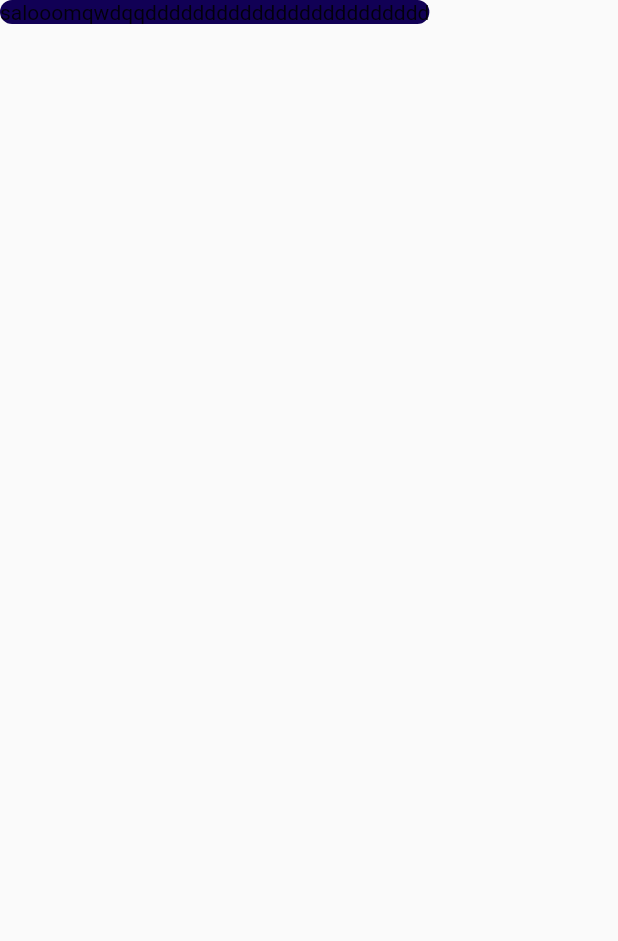
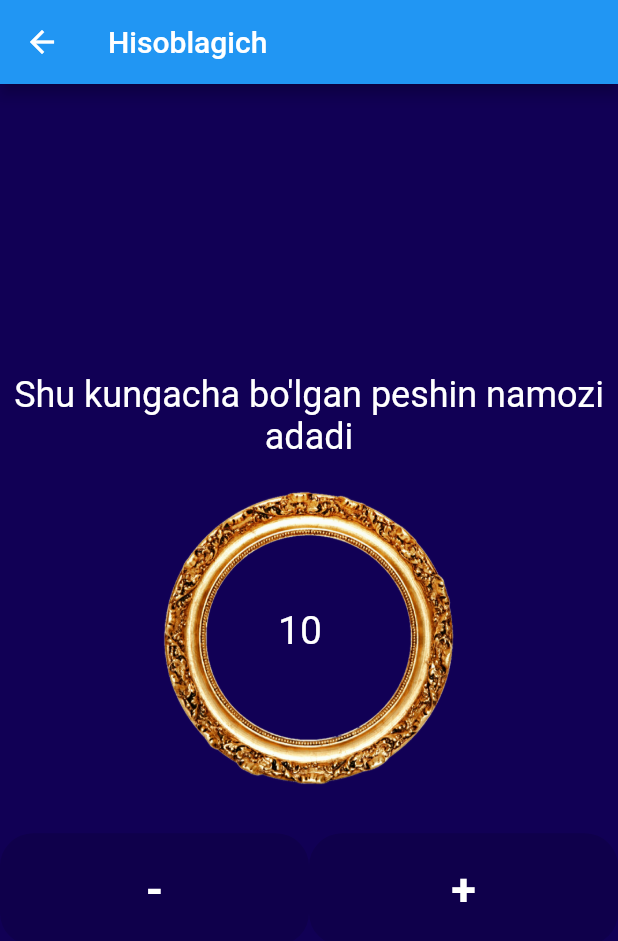
Before and after one commit to Alfraganus/qaza_prayers, a Flutter app: the Counter22 screen opened by its route, on a phone screen of 412 x 824 dp. Shown: the top 941 px of the screen. Run offline on Flutter 3.47's test engine with Material 2 defaults, Android fonts, the phone set to English and light mode, and no system bars; our stand-ins replace email_validator, firebase_auth, firebase_core, flash, flutter_modular, hexcolor; accounts and stored records are empty; Roboto replaces fonts that are missing (Montserrat).

```diff
--- a/lib/app_module.dart
+++ b/lib/app_module.dart
@@ -5,7 +5,6 @@ import 'package:qaza_tracker/screens/home/Test.dart';
 import 'package:qaza_tracker/screens/home/homeMain.dart';
 import 'package:qaza_tracker/screens/home/prayer_list/Counter.dart';
 import 'package:qaza_tracker/screens/home/prayer_list/PrayerListMain.dart';
-import 'package:qaza_tracker/screens/home/prayer_list/counter.dart';
 import 'main.dart';
 
 bool isLogined= false;
@@ -22,7 +21,8 @@ class AppModular extends Module {
   });
   @override
   List<ModularRoute> get routes => [
-    ChildRoute('/', child: (context, args) => Counter22()),
+    ChildRoute('/', child: (context, args) => PrayerListMain()),
+    ChildRoute('/counter', child: (context, args) => Counter22()),
     ChildRoute('/login', child: (context, args) => MyHomePage()),
   ];
 }
--- a/lib/main.dart
+++ b/lib/main.dart
@@ -18,7 +18,7 @@ void main() async {
       storageBucket: 'qaza-prayers-tracker.appspot.com',
     ),
   );
-  print(boolCheckUser());
+  // print(boolCheckUser());
    runApp(
       ModularApp(
           module: AppModular(),
--- a/lib/screens/home/prayer_list/Counter.dart
+++ b/lib/screens/home/prayer_list/Counter.dart
@@ -1,5 +1,6 @@
 import 'package:flutter/material.dart';
 import 'package:hexcolor/hexcolor.dart';
+import 'package:qaza_tracker/Shortcuts.dart';
 
 class Counter22 extends StatelessWidget {
   const Counter22({Key? key}) : super(key: key);
@@ -7,15 +8,88 @@ class Counter22 extends StatelessWidget {
   @override
   Widget build(BuildContext context) {
     return Scaffold(
-      body: Container(
-      child: SizedBox(
-        child: Text('salooomqwdqqdddddddddddddddddddddddd'),
+      appBar: AppBar(
+        title: Text('Hisoblagich'),
       ),
-        decoration: new BoxDecoration(
-          borderRadius: new BorderRadius.circular(16.0),
-          color: HexColor('#110055'),
-        ),
-      ),
+      backgroundColor: HexColor('#110055'),
+      body: Column(
+        mainAxisAlignment: MainAxisAlignment.center,
+        crossAxisAlignment: CrossAxisAlignment.center,
+        children: [
+          Text('Shu kungacha bo\'lgan peshin namozi adadi',
+          textAlign: TextAlign.center, style: TextStyle(
+              fontSize: 24,
+              color: Colors.white,
+              fontFamily: 'Montserrat'
+            ),),
+          setHeight(20),
+          Stack(
+            children: [
+              Align(
+                alignment: Alignment.center,
+                child: Image.asset('assets/images/frame2.png',width: 300,height: 200,)
+              ),
+              Positioned(
+                left: MediaQuery.of(context).size.width*0.45,
+                top: 80,
+                child: Text('10', style: TextStyle(
+                  color: Colors.white,
+                  fontSize: 26
+                ),),
+              )
+            ],
+          ),
+          Padding(
+            padding: EdgeInsets.only(top: 30),
+            child: SizedBox(
+              width: double.infinity,
+              child: Row(
+                children: [
+                  Flexible(
+                    child: ElevatedButton(
+                      child: Text('-', style: TextStyle(
+                        color: Colors.white
+                      ),),
+                      onPressed: null,
+                      style: ElevatedButton.styleFrom(
+                          shape: RoundedRectangleBorder(
+                              borderRadius: BorderRadius.circular(22)),
+                          minimumSize: Size.fromHeight(48),
+                          primary: HexColor('#2BC990'),
+                          padding: EdgeInsets.symmetric(horizontal: 50, vertical: 20),
+                          textStyle:
+                          TextStyle(fontSize: 30, fontWeight: FontWeight.bold)),
+                    ),
+                  ),
+                  Flexible(
+                    child: ElevatedButton(
+                      child: Text('+', style: TextStyle(
+                          color: Colors.white
+                      ),),
+                      onPressed: null,
+                      style: ElevatedButton.styleFrom(
+                          shape: RoundedRectangleBorder(
+                          borderRadius: BorderRadius.circular(22)),
+                          minimumSize: Size.fromHeight(48),
+                          primary: Colors.green,
+                          onSurface: Colors.green,
+                          onPrimary: Colors.white,
+                          padding: EdgeInsets.symmetric(horizontal: 50, vertical: 20),
+                          textStyle:TextStyle(fontSize: 30, fontWeight: FontWeight.bold)
+                      ),
+
+
+
+                    ),
+
+                  ),
+                ],
+              ),
+            ),
+          )
+        ],
+
+      )
     );
   }
 }
--- a/lib/screens/home/prayer_list/PrayerListMain.dart
+++ b/lib/screens/home/prayer_list/PrayerListMain.dart
@@ -11,7 +11,7 @@ class PrayerListMain extends StatelessWidget {
     return Scaffold(
       appBar: AppBar(
         automaticallyImplyLeading: false,
-        title: Text('Hello'),
+        title: Text('Ibodatlar'),
       ),
       body: SingleChildScrollView(
 
```
Also changed, not shown: lib/screens/home/prayer_list/TabView.dart (+7 -1 lines), lib/screens/home/prayer_list/counter.dart (deleted, +0 -80 lines), assets/images/frame.png (added), assets/images/frame2.png (added), 1 other file.
